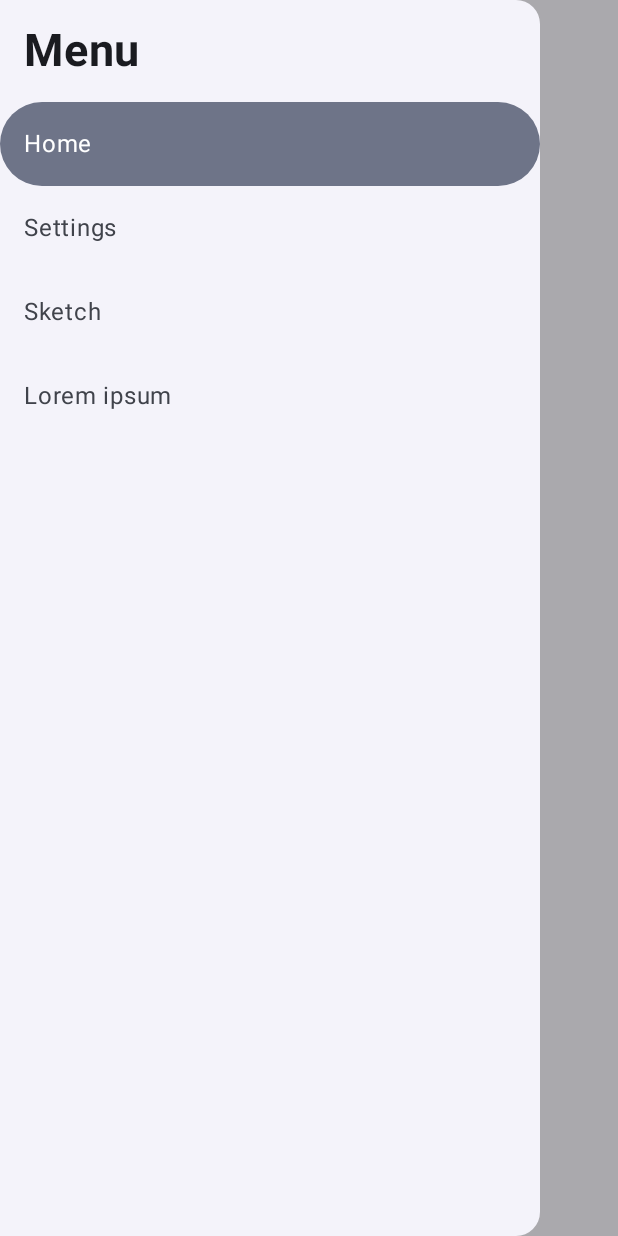
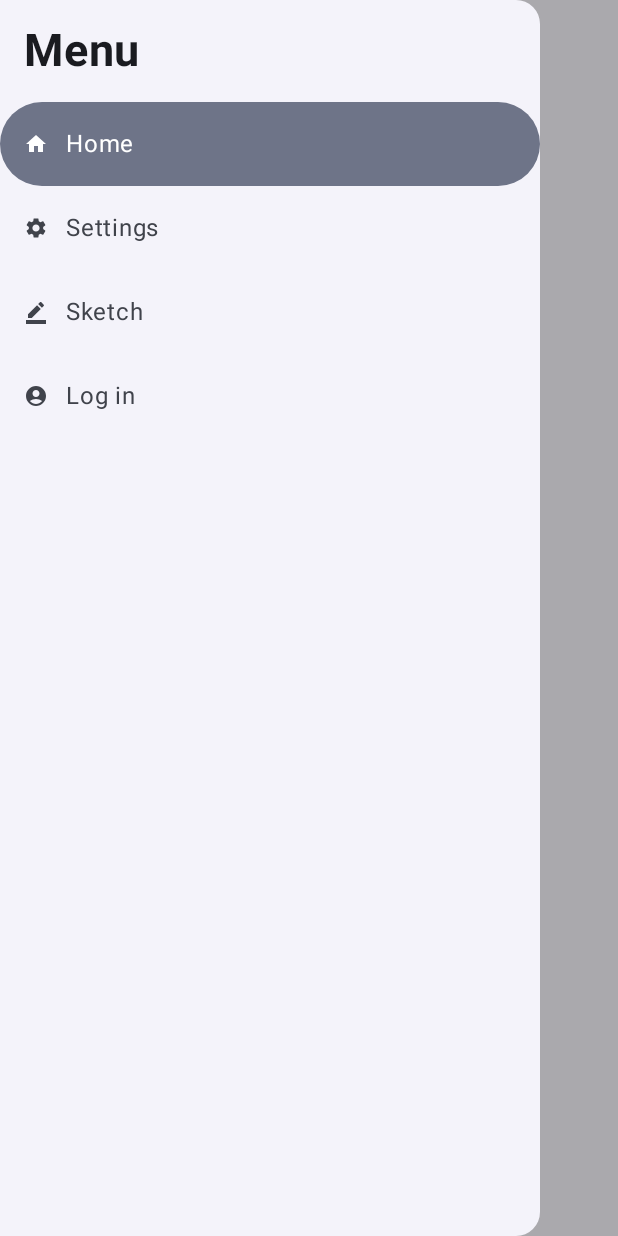
Before and after one commit to legondthecool/MGPDoodleAppNew, an Android app built with Jetpack Compose: the screen it shows after launch (MainActivity), after a tap on "Menu", on a phone screen of 412 x 824 dp. Run offline under Robolectric (Android 15) with nearby library versions, the phone set to English and light mode, and no system bars.

Commit message:
updated page 4 is now account log in

```diff
--- a/app/src/main/java/com/nyp/scaffoldingapp/MainActivity.kt
+++ b/app/src/main/java/com/nyp/scaffoldingapp/MainActivity.kt
@@ -7,8 +7,14 @@ import androidx.activity.compose.setContent
 import androidx.compose.foundation.layout.*
 import androidx.annotation.DrawableRes
 import androidx.compose.material.icons.Icons
+import androidx.compose.material.icons.filled.AccountCircle
+import androidx.compose.material.icons.filled.Add
+import androidx.compose.material.icons.filled.BorderColor
+import androidx.compose.material.icons.filled.Home
 import androidx.compose.material.icons.filled.Menu
+import androidx.compose.material.icons.filled.Settings
 import androidx.compose.material3.*
+import androidx.compose.material3.Icon
 import androidx.compose.runtime.*
 import androidx.compose.runtime.saveable.rememberSaveable
 import androidx.compose.ui.Modifier
@@ -74,7 +80,14 @@ fun AppScaffold() {
                         scope.launch {
                             drawerState.close()
                         }
-                    }
+                    },
+                    icon = {
+                        Icon(
+                            imageVector = Icons.Default.Home,
+                            contentDescription = " ",
+                            modifier = Modifier.size(16.dp)
+                        )
+                    },
                 )
                 //settings
                 NavigationDrawerItem(
@@ -85,7 +98,14 @@ fun AppScaffold() {
                         scope.launch {
                             drawerState.close()
                         }
-                    }
+                    },
+                    icon = {
+                        Icon(
+                            imageVector = Icons.Default.Settings,
+                            contentDescription = " ",
+                            modifier = Modifier.size(16.dp)
+                        )
+                    },
                 )
 
                 NavigationDrawerItem(
@@ -96,18 +116,33 @@ fun AppScaffold() {
                         scope.launch {
                             drawerState.close()
                         }
-                    }
+                    },
+                    icon = {
+                        Icon(
+                            imageVector = Icons.Default.BorderColor,
+                            contentDescription = " ",
+                            modifier = Modifier.size(16.dp)
+                        )
+                    },
+
                 )
 
                 NavigationDrawerItem(
-                    label = { Text("Lorem ipsum")},
+                    label = { Text("Log in")},
                     selected = false,
                     onClick = {
                         selectedTab = Tab.PAGE4
                         scope.launch {
                             drawerState.close()
                         }
-                    }
+                    },
+                    icon = {
+                        Icon(
+                            imageVector = Icons.Default.AccountCircle,
+                            contentDescription = " ",
+                            modifier = Modifier.size(16.dp)
+                        )
+                    },
                 )
 
             }
--- a/app/src/main/java/com/nyp/scaffoldingapp/ui/pages/Page4.kt
+++ b/app/src/main/java/com/nyp/scaffoldingapp/ui/pages/Page4.kt
@@ -1,6 +1,9 @@
 package com.nyp.scaffoldingapp.ui.pages
 
 import androidx.compose.foundation.layout.*
+import androidx.compose.material.icons.Icons
+import androidx.compose.material.icons.filled.AccountCircle
+import androidx.compose.material.icons.filled.Add
 import androidx.compose.material3.*
 import androidx.compose.runtime.Composable
 import androidx.compose.ui.Alignment
@@ -26,10 +29,14 @@ fun Page4(modifier: Modifier = Modifier) {
         verticalArrangement = Arrangement.Center,
         horizontalAlignment = Alignment.CenterHorizontally
     ) {
-        Text("Page 4", style = MaterialTheme.typography.headlineMedium)
+        Icon(
+            imageVector = Icons.Default.AccountCircle,
+            contentDescription = " ",
+            modifier = Modifier.size(48.dp)
+        )
         Spacer(Modifier.height(8.dp))
         Text(
-            "Sample Content",
+            "Log in to your account",
             style = MaterialTheme.typography.bodyMedium,
             color = MaterialTheme.colorScheme.onSurfaceVariant
         )
@@ -42,7 +49,7 @@ fun Page4(modifier: Modifier = Modifier) {
             },
             modifier = Modifier.fillMaxWidth().height(56.dp)
         ) {
-            Text("START")
+            Text("Log in")
         }
 
         Spacer(Modifier.height(16.dp))
```
